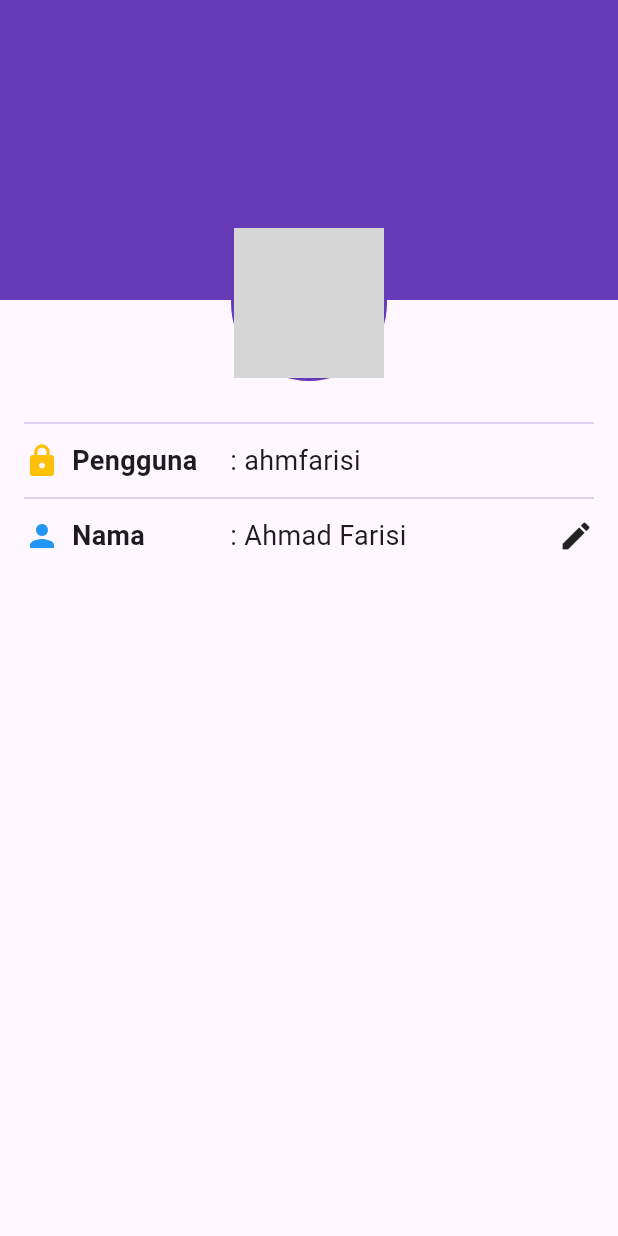
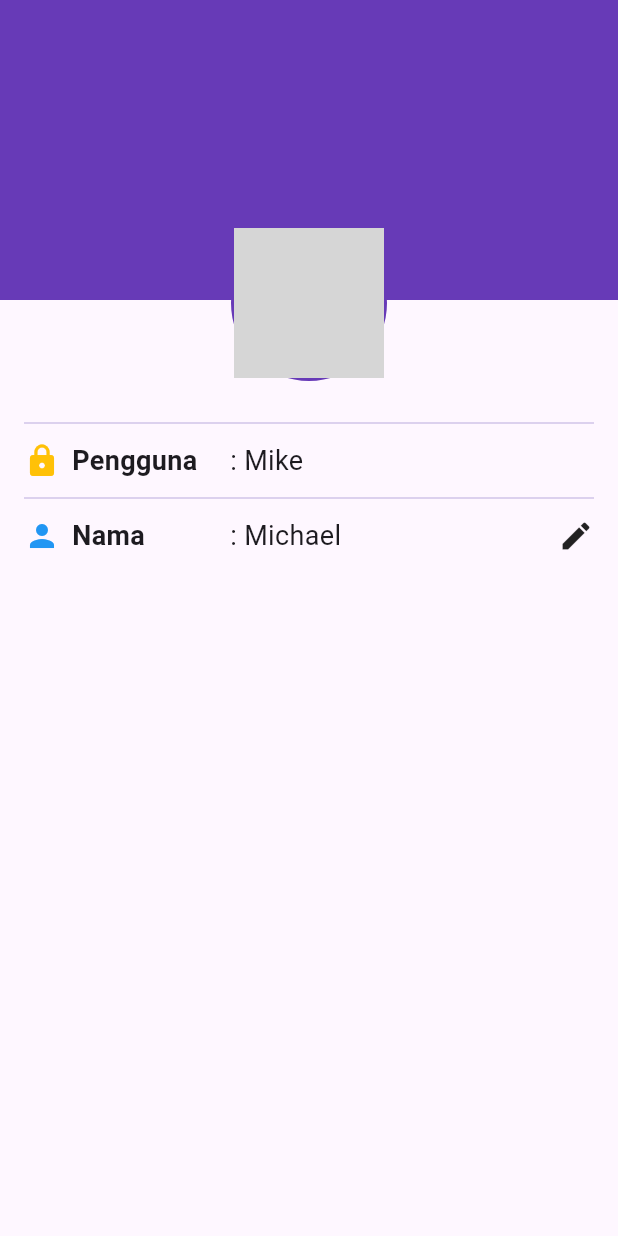
Before and after one commit to 2024-2025-Gasal-PABI-SI52/project-wisata-candi-michaelaero21, a Flutter app: the ProfileScreen screen opened directly, on a phone screen of 412 x 824 dp. Run offline on Flutter 3.47's test engine with Material 3 defaults, Android fonts, the phone set to English and light mode, and no system bars; grey boxes are pictures that could not be loaded.

Commit message:
commit  kelima

```diff
--- a/wisata_candi/lib/main.dart
+++ b/wisata_candi/lib/main.dart
@@ -17,8 +17,8 @@ class MainApp extends StatelessWidget {
       theme: ThemeData(
           colorScheme: ColorScheme.fromSeed(seedColor: Colors.deepPurple),
           useMaterial3: true),
-      home: DetailScreen(candi: candiList[0]),
-      //home: ProfileScreen(),
+      //home: DetailScreen(candi: candiList[0]),
+      home: ProfileScreen(),
     );
   }
 }
--- a/wisata_candi/lib/screens/profile_screen.dart
+++ b/wisata_candi/lib/screens/profile_screen.dart
@@ -10,8 +10,8 @@ class ProfileScreen extends StatefulWidget {
 class _ProfileScreenState extends State<ProfileScreen> {
   // TODO: 1. Deklarasikan variabel yang dibutuhkan
   bool isSignedIn = true;
-  String fullName = 'Ahmad Farisi';
-  String userName = 'ahmfarisi';
+  String fullName = 'Michael';
+  String userName = 'Mike';
   int favoriteCandiCount = 0;
 
   @override
```
